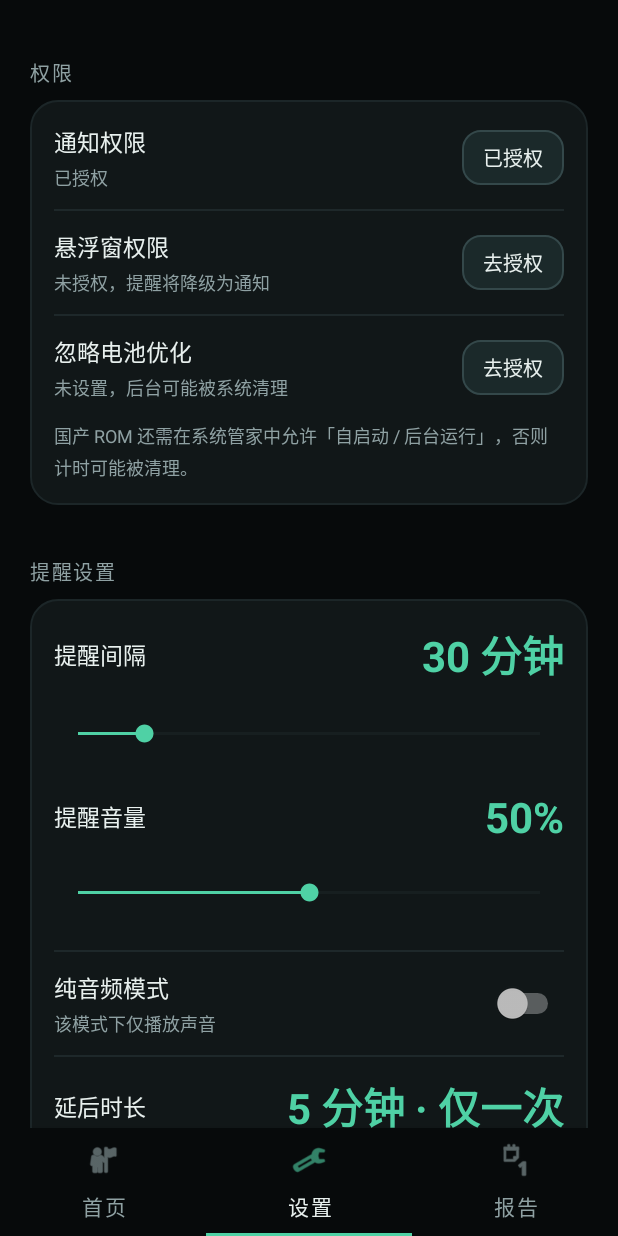
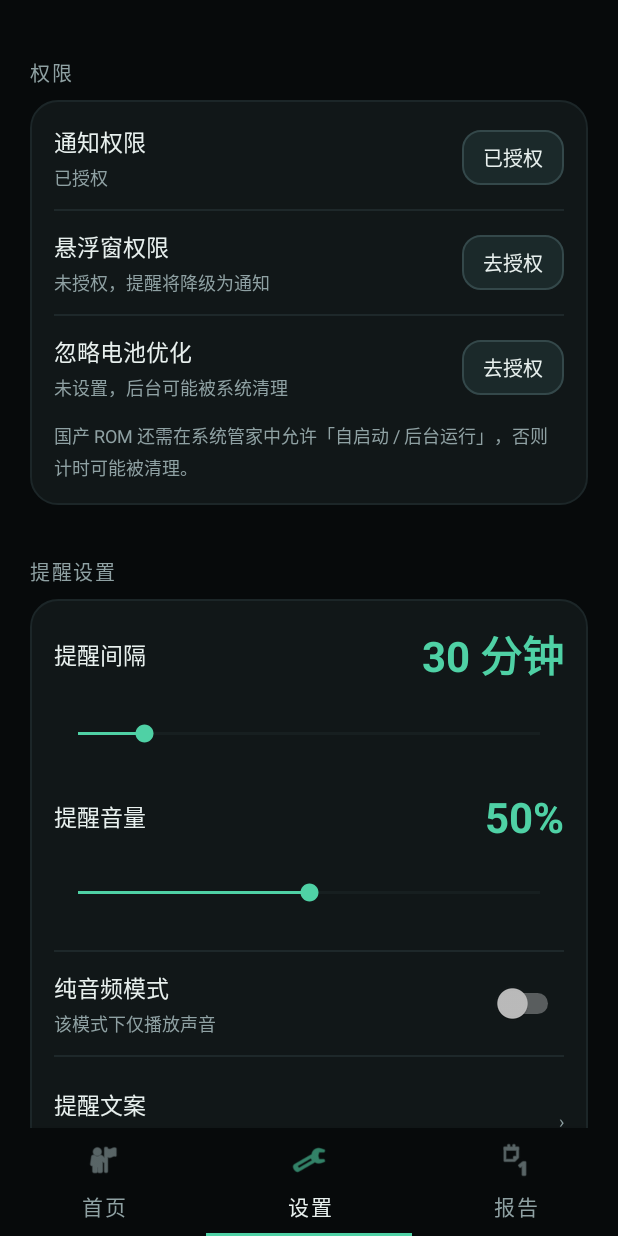
Before and after one commit to tenderxiamu/eye-care-tv, an Android app: the screen it shows after launch (MainActivity), item 2 of the bottom bar chosen, on a phone screen of 412 x 824 dp. Run offline under Robolectric (Android 15) with nearby library versions, the phone set to English and light mode, and no system bars.

Commit message:
feat: 双端支持自定义提醒文案，Windows 发布包改为单层目录

```diff
--- a/android/app/src/main/java/com/tenderxiamu/eyecaretv/ConfigStore.kt
+++ b/android/app/src/main/java/com/tenderxiamu/eyecaretv/ConfigStore.kt
@@ -39,6 +39,11 @@ class ConfigStore(context: Context) {
     var audioOnly: Boolean
         get() = prefs.getBoolean(KEY_AUDIO_ONLY, false)
         set(value) = prefs.edit().putBoolean(KEY_AUDIO_ONLY, value).apply()
+
+    /** 自定义提醒文案，空字符串表示使用默认文案；其中的 {duration} 会替换为用屏时长。 */
+    var customMessage: String
+        get() = prefs.getString(KEY_CUSTOM_MESSAGE, "") ?: ""
+        set(value) = prefs.edit().putString(KEY_CUSTOM_MESSAGE, value.trim()).apply()
 
     /** 白名单应用的包名集合，在这些应用内不强制打断。 */
     var whitelist: Set<String>
@@ -99,6 +104,7 @@ class ConfigStore(context: Context) {
         private const val KEY_VOLUME = "volume"
         private const val KEY_VIDEO = "video_path"
         private const val KEY_AUDIO_ONLY = "audio_only"
+        private const val KEY_CUSTOM_MESSAGE = "custom_message"
         private const val KEY_WHITELIST = "whitelist"
         private const val KEY_ONBOARDING_DONE = "onboarding_done"
         private const val KEY_DND_ENABLED = "dnd_enabled"
--- a/android/app/src/main/java/com/tenderxiamu/eyecaretv/EyeCareService.kt
+++ b/android/app/src/main/java/com/tenderxiamu/eyecaretv/EyeCareService.kt
@@ -175,6 +175,7 @@ class EyeCareService : Service() {
             volume = store.volume,
             customVideoPath = store.videoPath,
             audioOnly = store.audioOnly,
+            customMessage = store.customMessage,
         )
         if (!Settings.canDrawOverlays(this)) {
             showFallbackNotification(spec)
--- a/android/app/src/main/java/com/tenderxiamu/eyecaretv/ReminderActivity.kt
+++ b/android/app/src/main/java/com/tenderxiamu/eyecaretv/ReminderActivity.kt
@@ -26,6 +26,7 @@ class ReminderActivity : Activity() {
             volume = store.volume,
             customVideoPath = store.videoPath,
             audioOnly = store.audioOnly,
+            customMessage = store.customMessage,
         )
         val view = ReminderView(this, spec).apply {
             onFinished = { close(finished = true) }
--- a/android/app/src/main/java/com/tenderxiamu/eyecaretv/ReminderView.kt
+++ b/android/app/src/main/java/com/tenderxiamu/eyecaretv/ReminderView.kt
@@ -25,6 +25,7 @@ data class ReminderSpec(
     val volume: Int,
     val customVideoPath: String,
     val audioOnly: Boolean = false,
+    val customMessage: String = "",
 )
 
 /**
@@ -414,6 +415,9 @@ class ReminderView(
 
     private fun buildMessage(): String {
         val duration = formatDuration(spec.accumulatedMs)
+        if (spec.customMessage.isNotEmpty()) {
+            return spec.customMessage.replace("{duration}", duration ?: "")
+        }
         return if (duration != null) {
             context.getString(R.string.reminder_message, duration)
         } else {
--- a/android/app/src/main/java/com/tenderxiamu/eyecaretv/SettingsFragment.kt
+++ b/android/app/src/main/java/com/tenderxiamu/eyecaretv/SettingsFragment.kt
@@ -1,5 +1,6 @@
 package com.tenderxiamu.eyecaretv
 
+import android.app.AlertDialog
 import android.app.TimePickerDialog
 import android.content.Intent
 import android.content.pm.PackageManager
@@ -11,6 +12,7 @@ import android.provider.Settings
 import android.view.LayoutInflater
 import android.view.View
 import android.view.ViewGroup
+import android.widget.EditText
 import android.widget.SeekBar
 import android.widget.Switch
 import android.widget.TextView
@@ -35,6 +37,7 @@ class SettingsFragment : Fragment() {
     private lateinit var seekVolume: BubbleSeekBar
     private lateinit var textSnooze: TextView
     private lateinit var textVideo: TextView
+    private lateinit var textCustomMessage: TextView
     private lateinit var textWhitelist: TextView
     private lateinit var textDndStart: TextView
     private lateinit var textDndEnd: TextView
@@ -62,6 +65,7 @@ class SettingsFragment : Fragment() {
         seekVolume = view.findViewById(R.id.seek_volume)
         textSnooze = view.findViewById(R.id.text_snooze)
         textVideo = view.findViewById(R.id.text_video)
+        textCustomMessage = view.findViewById(R.id.text_custom_message)
         textWhitelist = view.findViewById(R.id.text_whitelist)
         textDndStart = view.findViewById(R.id.text_dnd_start)
         textDndEnd = view.findViewById(R.id.text_dnd_end)
@@ -114,6 +118,9 @@ class SettingsFragment : Fragment() {
             pickTime(store?.dndEnd ?: "13:00") { store?.dndEnd = it; refresh() }
         }
 
+        view.findViewById<View>(R.id.row_custom_message).setOnClickListener {
+            showCustomMessageDialog()
+        }
         view.findViewById<View>(R.id.row_whitelist).setOnClickListener {
             startActivity(Intent(requireContext(), WhitelistActivity::class.java))
         }
@@ -241,6 +248,7 @@ class SettingsFragment : Fragment() {
         textDndEnd.text = s.dndEnd
         refreshPermissions()
         refreshVideo()
+        refreshCustomMessage()
         refreshDnd()
         refreshWhitelist()
     }
@@ -270,6 +278,30 @@ class SettingsFragment : Fragment() {
         )
         view?.findViewById<TextView>(R.id.btn_perm_battery)?.text =
             getString(if (ignoring) R.string.perm_granted else R.string.btn_grant)
+    }
+
+    private fun refreshCustomMessage() {
+        val s = store ?: return
+        textCustomMessage.text =
+            s.customMessage.ifEmpty { getString(R.string.custom_message_default) }
+    }
+
+    private fun showCustomMessageDialog() {
+        val input = EditText(requireContext()).apply {
+            setText(store?.customMessage.orEmpty())
+            hint = getString(R.string.custom_message_hint)
+            setSingleLine(false)
+            maxLines = 3
+        }
+        AlertDialog.Builder(requireContext())
+            .setTitle(R.string.custom_message_title)
+            .setView(input)
+            .setPositiveButton(R.string.btn_save) { _, _ ->
+                store?.customMessage = input.text.toString()
+                refreshCustomMessage()
+            }
+            .setNegativeButton(R.string.btn_cancel, null)
+            .show()
     }
 
     private fun refreshVideo() {
--- a/android/app/src/main/res/layout/fragment_settings.xml
+++ b/android/app/src/main/res/layout/fragment_settings.xml
@@ -248,6 +248,45 @@
             <View style="@style/Divider" />
 
             <LinearLayout
+                android:id="@+id/row_custom_message"
+                android:layout_width="match_parent"
+                android:layout_height="wrap_content"
+                android:background="?android:attr/selectableItemBackground"
+                android:gravity="center_vertical"
+                android:orientation="horizontal"
+                android:paddingTop="8dp"
+                android:paddingBottom="8dp">
+
+                <LinearLayout
+                    android:layout_width="0dp"
+                    android:layout_height="wrap_content"
+                    android:layout_weight="1"
+                    android:orientation="vertical">
+
+                    <TextView
+                        style="@style/TextLabel"
+                        android:layout_width="wrap_content"
+                        android:layout_height="wrap_content"
+                        android:text="@string/label_custom_message" />
+
+                    <TextView
+                        android:id="@+id/text_custom_message"
+                        style="@style/TextMuted"
+                        android:layout_width="wrap_content"
+                        android:layout_height="wrap_content"
+                        android:layout_marginTop="3dp" />
+                </LinearLayout>
+
+                <TextView
+                    style="@style/TextMuted"
+                    android:layout_width="wrap_content"
+                    android:layout_height="wrap_content"
+                    android:text="›" />
+            </LinearLayout>
+
+            <View style="@style/Divider" />
+
+            <LinearLayout
                 android:layout_width="match_parent"
                 android:layout_height="wrap_content"
                 android:gravity="center_vertical"
--- a/android/app/src/main/res/values/strings.xml
+++ b/android/app/src/main/res/values/strings.xml
@@ -87,6 +87,12 @@
     <string name="label_audio_only">纯音频模式</string>
     <string name="audio_only_hint">该模式下仅播放声音</string>
 
+    <!-- 自定义提醒文案 -->
+    <string name="label_custom_message">提醒文案</string>
+    <string name="custom_message_default">默认文案</string>
+    <string name="custom_message_title">自定义提醒文案</string>
+    <string name="custom_message_hint">留空使用默认文案，{duration} 会替换为用屏时长</string>
+
     <!-- 白名单 -->
     <string name="label_whitelist">应用白名单</string>
     <string name="whitelist_value_empty">未设置，所有应用都会打断</string>
@@ -114,6 +120,7 @@
     <string name="confirm_rest_message">将立即全屏播放眼保健操，播放结束后自动恢复计时。</string>
     <string name="btn_confirm">开始</string>
     <string name="btn_cancel">取消</string>
+    <string name="btn_save">保存</string>
     <string name="onboarding_title">第 %1$d/%2$d 步 · %3$s</string>
     <string name="onboarding_notification_desc">没有通知权限，计时状态与降级提醒都不会显示。若系统未弹出授权框，请到系统设置中手动开启。</string>
     <string name="onboarding_overlay_desc">悬浮窗权限用于在任意应用之上全屏播放眼保健操。不授权时，提醒会降级为全屏通知页。</string>
```
Also changed, not shown: 4 other files.
